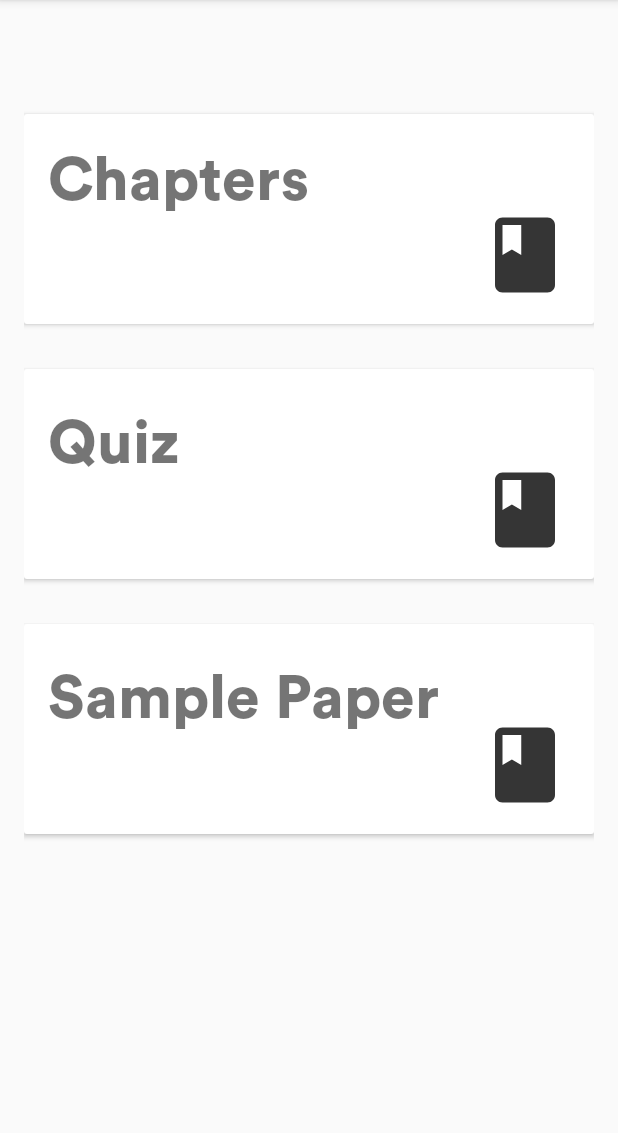
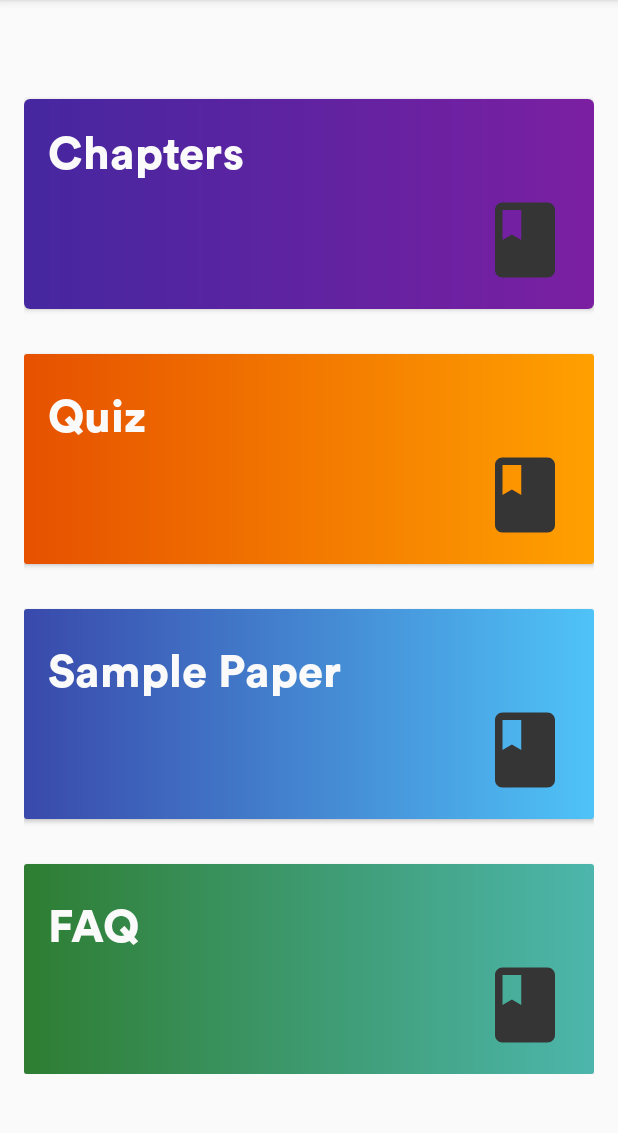
Before and after one commit to stanlo-icnhs/ResearchGo, an Android app: the screen it shows after launch (MainActivity), on a phone screen of 412 x 824 dp, the part 84-1217 px from its top. Run offline under Robolectric (Android 15) with nearby library versions, the phone set to English and light mode, and no system bars.

Commit message:
OneUI Styled Menus BETA4

```diff
--- /dev/null
+++ b/app/src/main/res/drawable/chapters_gradient_purple.xml
@@ -0,0 +1,10 @@
+<?xml version="1.0" encoding="utf-8"?>
+<shape xmlns:android="http://schemas.android.com/apk/res/android">
+
+    <gradient
+        android:startColor="#4527A0"
+        android:endColor="#7B1FA2">
+
+    </gradient>
+
+</shape>
--- /dev/null
+++ b/app/src/main/res/drawable/faq_gradient_green.xml
@@ -0,0 +1,10 @@
+<?xml version="1.0" encoding="utf-8"?>
+<shape xmlns:android="http://schemas.android.com/apk/res/android">
+
+    <gradient
+        android:startColor="#2e7d32"
+        android:endColor="#4db6ac">
+
+    </gradient>
+
+</shape>
--- /dev/null
+++ b/app/src/main/res/drawable/quizzes_gradient_orange.xml
@@ -0,0 +1,10 @@
+<?xml version="1.0" encoding="utf-8"?>
+<shape xmlns:android="http://schemas.android.com/apk/res/android">
+
+    <gradient
+        android:startColor="#E65100"
+        android:endColor="#FFA000">
+
+    </gradient>
+
+</shape>
--- /dev/null
+++ b/app/src/main/res/drawable/sample_gradient_blue.xml
@@ -0,0 +1,10 @@
+<?xml version="1.0" encoding="utf-8"?>
+<shape xmlns:android="http://schemas.android.com/apk/res/android">
+
+    <gradient
+        android:startColor="#3949ab"
+        android:endColor="#4fc3f7">
+
+    </gradient>
+
+</shape>
--- a/app/src/main/res/layout/activity_main.xml
+++ b/app/src/main/res/layout/activity_main.xml
@@ -20,15 +20,16 @@
 
         <androidx.cardview.widget.CardView
             android:id="@+id/chapters"
+            android:layout_width="match_parent"
+            android:layout_height="140dp"
+            android:layout_marginTop="20dp"
             android:foreground="?android:attr/selectableItemBackground"
-            android:layout_width="match_parent"
-            android:layout_marginTop="30dp"
-            android:layout_height="140dp">
+            app:cardCornerRadius="4dp">
 
             <RelativeLayout
                 android:layout_width="match_parent"
                 android:layout_height="140dp"
-                android:background="?attr/cardbackground"
+                android:background="@drawable/chapters_gradient_purple"
                 android:elevation="4dp"
                 android:padding="16dp">
 
@@ -47,10 +48,11 @@
                     android:layout_height="wrap_content"
                     android:layout_alignParentTop="true"
                     android:layout_toRightOf="@+id/cardview_image4"
+                    android:fontFamily="@font/circular_std_black"
                     android:paddingBottom="5dp"
-                    android:fontFamily="@font/circular_std_black"
+                    android:textColor="#fafafa"
                     android:text="Chapters"
-                    android:textSize="40sp" />
+                    android:textSize="30sp" />
 
             </RelativeLayout>
 
@@ -65,8 +67,7 @@
             <RelativeLayout
                 android:layout_width="match_parent"
                 android:layout_height="140dp"
-                android:background="?attr/cardbackground"
-                android:elevation="4dp"
+                android:background="@drawable/quizzes_gradient_orange"
                 android:padding="16dp">
                 <ImageView
                     android:id="@+id/imageView4"
@@ -86,7 +87,8 @@
                     android:layout_toRightOf="@+id/cardview_image1"
                     android:paddingBottom="5dp"
                     android:text="Quiz"
-                    android:textSize="40sp" />
+                    android:textColor="#fafafa"
+                    android:textSize="30sp" />
 
             </RelativeLayout>
 
@@ -101,7 +103,7 @@
             <RelativeLayout
                 android:layout_width="match_parent"
                 android:layout_height="140dp"
-                android:background="?attr/cardbackground"
+                android:background="@drawable/sample_gradient_blue"
                 android:elevation="4dp"
                 android:padding="16dp">
 
@@ -123,17 +125,53 @@
                     android:layout_toRightOf="@+id/cardview_image3"
                     android:paddingBottom="5dp"
                     android:text="Sample Paper"
-                    android:textSize="40sp" />
+                    android:textColor="#fafafa"
+                    android:textSize="30sp" />
 
             </RelativeLayout>
 
         </androidx.cardview.widget.CardView>
 
+
         <androidx.cardview.widget.CardView
-            android:id="@+id/sample4"
+            android:id="@+id/faq"
             android:layout_width="match_parent"
-            android:layout_height="wrap_content"
-            android:layout_marginTop="16dp"/>
+            android:layout_height="140dp"
+            android:layout_marginTop="30dp">
+
+            <RelativeLayout
+                android:layout_width="match_parent"
+                android:layout_height="140dp"
+                android:background="@drawable/faq_gradient_green"
+                android:elevation="4dp"
+                android:padding="16dp">
+
+                <ImageView
+                    android:id="@+id/imageView6"
+                    android:layout_width="60dp"
+                    android:layout_height="60dp"
+                    android:layout_alignParentRight="true"
+                    android:layout_alignParentBottom="true"
+                    app:srcCompat="@drawable/ic_book" />
+
+                <TextView
+                    android:id="@+id/cardview_list_title4"
+                    android:layout_width="wrap_content"
+                    android:layout_height="wrap_content"
+                    android:fontFamily="@font/circular_std_black"
+                    android:layout_alignParentTop="true"
+                    android:layout_marginTop="5dp"
+                    android:layout_toRightOf="@+id/cardview_image3"
+                    android:paddingBottom="5dp"
+                    android:text="FAQ"
+                    android:textColor="#fafafa"
+                    android:textSize="30sp" />
+
+            </RelativeLayout>
+
+        </androidx.cardview.widget.CardView>
+
+
 
 
 
--- a/app/src/main/res/values/colors.xml
+++ b/app/src/main/res/values/colors.xml
@@ -23,4 +23,6 @@
     <!--Text color Light Mode -->
     <color name="lightgrey">#4DFFFFFF</color>
     <color name="white">#ffffff</color>
+
+    <!--Gradient bg-->
 </resources>
```
